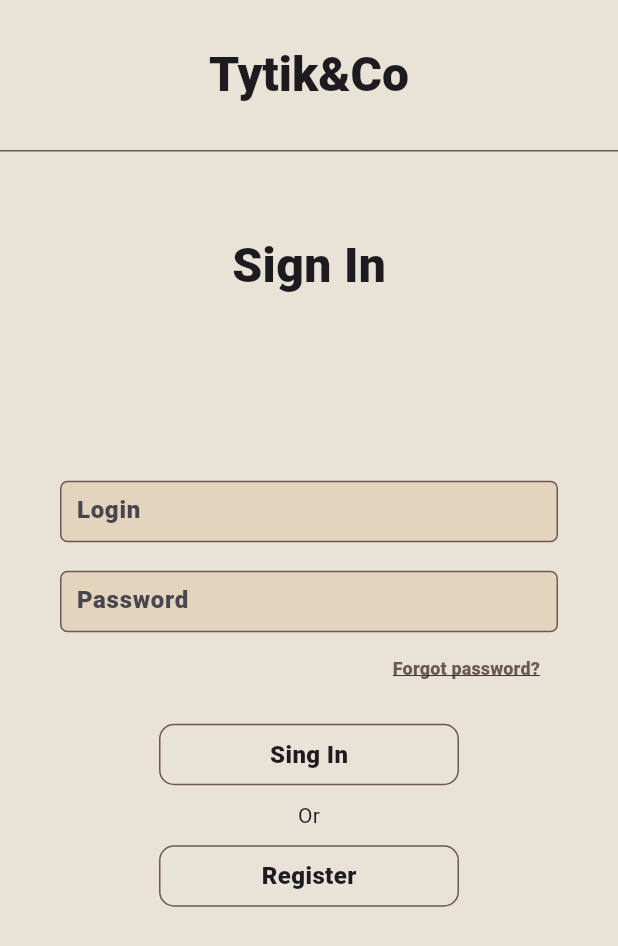
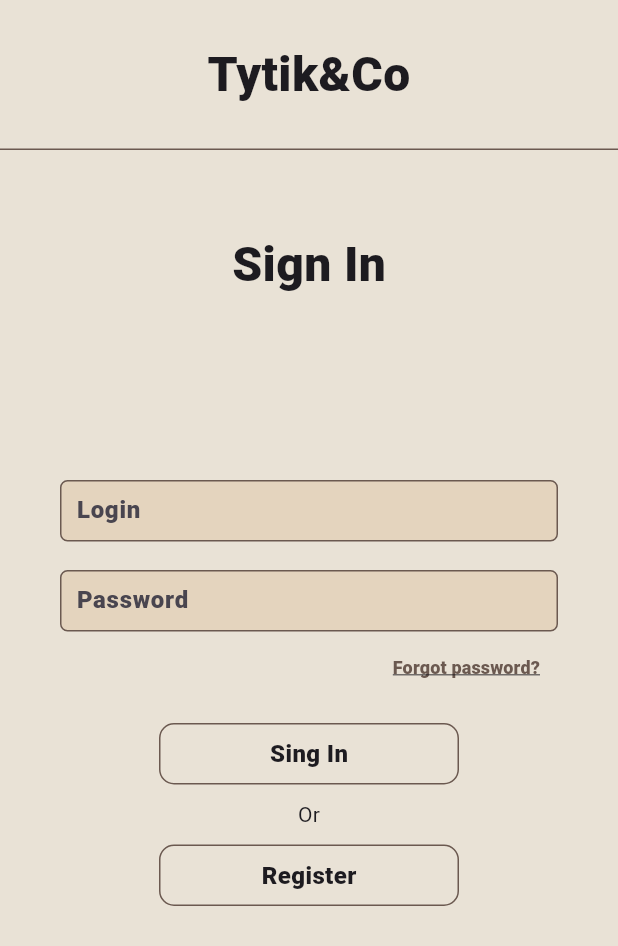
Before and after one commit to fpmi-hci-2024/project12b-mobile-tytik-co-restaraunts, a Flutter app: the screen it shows after launch, on a phone screen of 412 x 824 dp. Shown: the top 946 px of the screen. Run offline on Flutter 3.47's test engine with Material 3 defaults, Android fonts, the phone set to English and light mode, and no system bars; our stand-ins replace auto_route, cached_network_image, flutter_svg, get_it, google_fonts.

Commit message:
app bar refactor

```diff
--- a/lib/src/core/widgets/custom_app_bar.dart
+++ b/lib/src/core/widgets/custom_app_bar.dart
@@ -1,40 +1,86 @@
+import 'package:flutter/foundation.dart';
 import 'package:flutter/material.dart';
 
-import 'package:flutter/material.dart';
-
-class CustomAppBar extends AppBar {
+class CustomAppBar extends StatelessWidget implements PreferredSizeWidget {
   final String titleText;
   final TextStyle? titleStyle;
   final double? height;
   final Color borderColor;
   final double borderWidth;
+  final Widget? leadingIcon;
+  final Widget? trailingIcon;
+  final VoidCallback? onLeadingTap;
+  final VoidCallback? onTrailingTap;
 
-  CustomAppBar({
+  const CustomAppBar({
     super.key,
     this.titleText = '',
     this.titleStyle,
-    this.height,
+    this.height = kToolbarHeight,
     this.borderColor = Colors.black,
     this.borderWidth = 1.0,
-  }) : super(
-          backgroundColor: Colors.transparent,
-          automaticallyImplyLeading: false,
-          elevation: 0,
-          toolbarHeight: height,
-          title: Padding(
-            padding: const EdgeInsets.symmetric(vertical: 9),
-            child: Text(
-              titleText,
-              style: titleStyle,
+    this.leadingIcon,
+    this.trailingIcon,
+    this.onLeadingTap,
+    this.onTrailingTap,
+  });
+
+  @override
+  Widget build(BuildContext context) {
+    return SafeArea(
+      child: Container(
+        height: height,
+        decoration: BoxDecoration(
+          color: Colors.transparent,
+          border: Border(
+            bottom: BorderSide(
+              color: borderColor,
+              width: borderWidth,
             ),
           ),
-          centerTitle: true,
-          bottom: PreferredSize(
-            preferredSize: Size.fromHeight(borderWidth),
-            child: Container(
-              color: borderColor,
-              height: borderWidth,
+        ),
+        child: Row(
+          crossAxisAlignment: CrossAxisAlignment.center,
+          children: [
+            if (leadingIcon != null)
+              GestureDetector(
+                onTap: onLeadingTap,
+                behavior: HitTestBehavior.opaque,
+                child: Padding(
+                  padding: const EdgeInsets.symmetric(horizontal: 16.0),
+                  child: leadingIcon,
+                ),
+              )
+            else
+              const SizedBox(width: 16.0),
+            Expanded(
+              child: Text(
+                titleText,
+                style: titleStyle ??
+                    const TextStyle(
+                      fontSize: 20.0,
+                      fontWeight: FontWeight.bold,
+                    ),
+                textAlign: TextAlign.center,
+              ),
             ),
-          ),
-        );
+            if (trailingIcon != null)
+              GestureDetector(
+                onTap: onTrailingTap,
+                behavior: HitTestBehavior.opaque,
+                child: Padding(
+                  padding: const EdgeInsets.symmetric(horizontal: 16.0),
+                  child: trailingIcon,
+                ),
+              )
+            else
+              const SizedBox(width: 16.0),
+          ],
+        ),
+      ),
+    );
+  }
+
+  @override
+  Size get preferredSize => Size.fromHeight(height ?? kToolbarHeight);
 }
--- a/lib/src/core/widgets/custom_scaffold.dart
+++ b/lib/src/core/widgets/custom_scaffold.dart
@@ -6,7 +6,7 @@ import 'config/common_widgets_theme.dart';
 
 class CustomScaffold extends StatelessWidget {
   final Widget body;
-  final AppBar? appBar;
+  final PreferredSizeWidget? appBar;
   final double webMaxWidth;
 
   const CustomScaffold({
--- /dev/null
+++ b/lib/src/feature/home_page/presentation/config/home_page_theme.dart
@@ -0,0 +1,3 @@
+import '../../../../config/themes/app_theme.dart';
+
+class HomeTheme extends AppTheme {}
--- a/lib/src/locator/locator.dart
+++ b/lib/src/locator/locator.dart
@@ -1,6 +1,8 @@
 import 'package:get_it/get_it.dart';
 import 'package:monkey_delivery/src/core/widgets/config/common_widgets_theme.dart';
 import 'package:monkey_delivery/src/feature/auth_page/presentation/config/auth_page_theme.dart';
+
+import '../feature/home_page/presentation/config/home_page_theme.dart';
 
 final locator = GetIt.instance;
 
@@ -12,4 +14,7 @@ Future<void> configureCommonDependencies() async {
   locator.registerSingleton<AuthTheme>(
     AuthTheme(),
   );
+  locator.registerSingleton<HomeTheme>(
+    HomeTheme(),
+  );
 }
```
Also changed, not shown: lib/src/core/widgets/custom_web_app_bar.dart (added, +85 -0 lines), lib/src/core/widgets/cutom_app_bar_wrapper.dart (added, +66 -0 lines), lib/src/feature/home_page/presentation/home_page.dart (+19 -3 lines).
